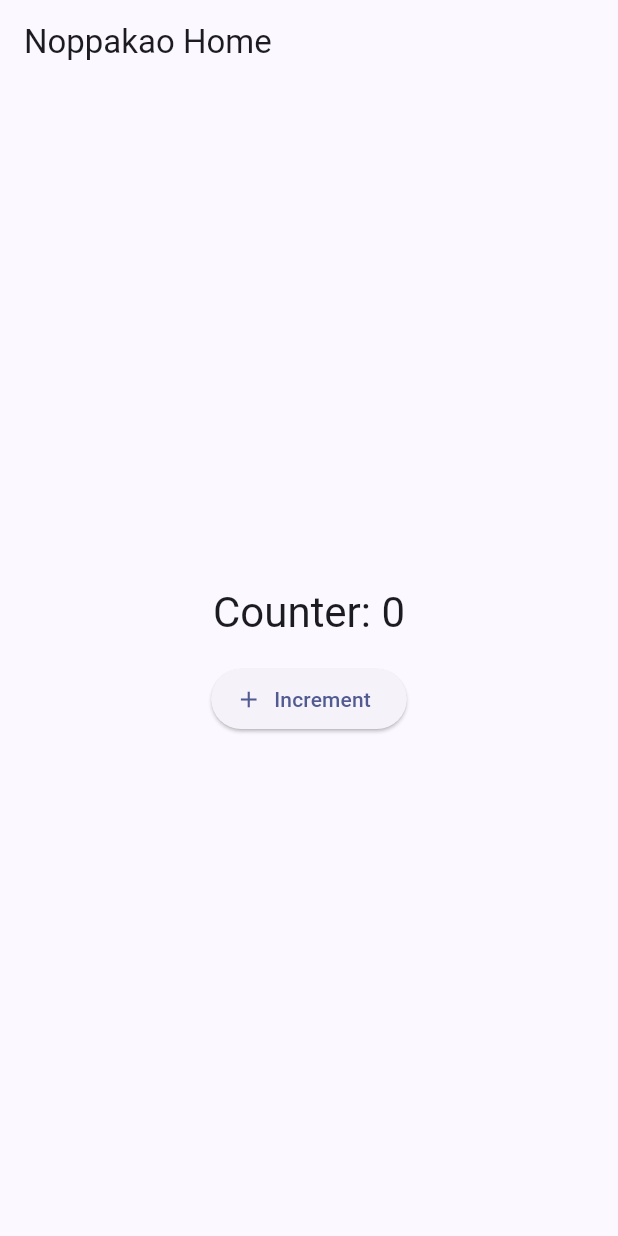
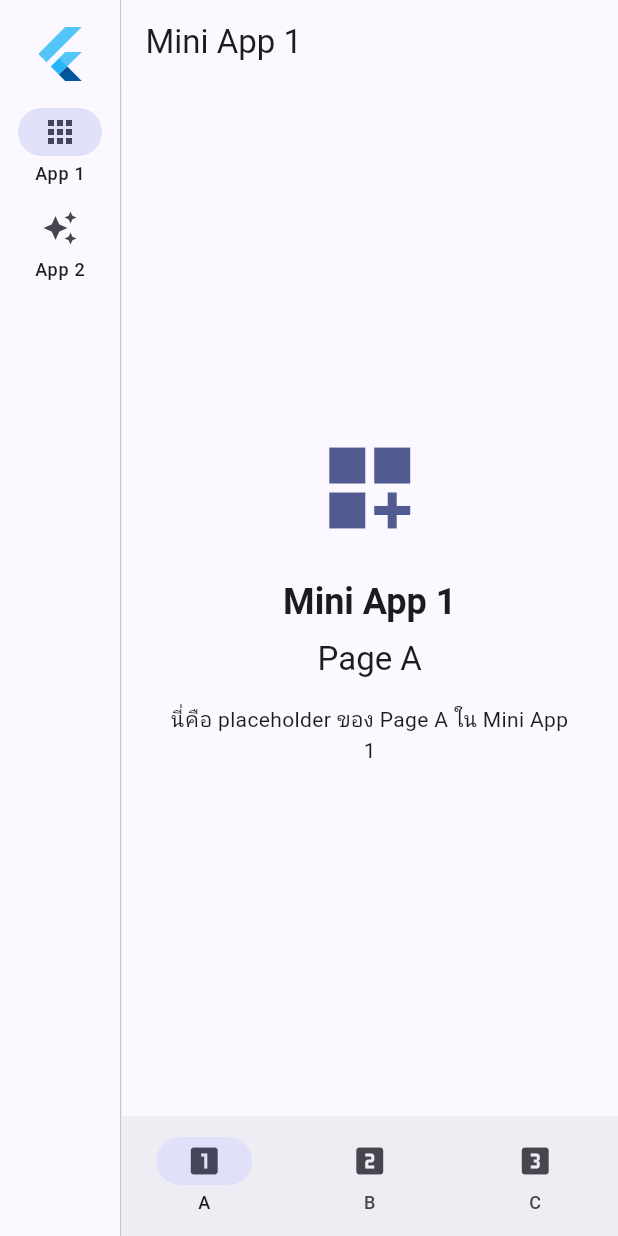
Before and after one commit to krahyor/noppakaodemoapp, a Flutter app: the screen it shows after launch, on a phone screen of 412 x 824 dp. Run offline on Flutter 3.47's test engine with Material 3 defaults, Android fonts, the phone set to English and light mode, and no system bars; our stand-ins replace flutter_riverpod, go_router.

Commit message:
✨ feat:create two app  and create side bar

```diff
--- /dev/null
+++ b/lib/app.dart
@@ -0,0 +1,23 @@
+// app.dart
+// กำหนด MaterialApp หลัก พร้อมใช้ Material 3 และ route เริ่มต้น
+
+import 'package:flutter/material.dart';
+import 'layout/sidebar_layout.dart';
+
+class RootApp extends StatelessWidget {
+  const RootApp({super.key});
+
+  @override
+  Widget build(BuildContext context) {
+    return MaterialApp(
+      title: 'Noppakao Mini Apps Demo',
+      debugShowCheckedModeBanner: false,
+      theme: ThemeData(
+        useMaterial3: true,
+        colorSchemeSeed: Colors.indigo,
+        brightness: Brightness.light,
+      ),
+      home: const SidebarLayout(),
+    );
+  }
+}
--- /dev/null
+++ b/lib/layout/sidebar_layout.dart
@@ -0,0 +1,58 @@
+// sidebar_layout.dart
+// Layout หลักที่มี Sidebar (NavigationRail) สำหรับเลือก mini app แต่ละอัน
+// แต่ละ mini app มี state แยก (เก็บด้วย IndexedStack + ตัวควบคุมภายใน)
+
+import 'package:flutter/material.dart';
+import '../mini_apps/app1/app1_shell.dart';
+import '../mini_apps/app2/app2_shell.dart';
+
+class SidebarLayout extends StatefulWidget {
+  const SidebarLayout({super.key});
+
+  @override
+  State<SidebarLayout> createState() => _SidebarLayoutState();
+}
+
+class _SidebarLayoutState extends State<SidebarLayout> {
+  int _selectedMiniApp = 0;
+
+  // แต่ละ mini app จะถูกสร้างครั้งเดียวแล้วค้างไว้ เพื่อคง state ภายใน
+  late final List<Widget> _miniAppShells = const [App1Shell(), App2Shell()];
+
+  @override
+  Widget build(BuildContext context) {
+    return Scaffold(
+      body: Row(
+        children: [
+          NavigationRail(
+            selectedIndex: _selectedMiniApp,
+            onDestinationSelected: (i) => setState(() => _selectedMiniApp = i),
+            labelType: NavigationRailLabelType.all,
+            leading: const Padding(
+              padding: EdgeInsets.all(8.0),
+              child: FlutterLogo(size: 40),
+            ),
+            destinations: const [
+              NavigationRailDestination(
+                icon: Icon(Icons.apps),
+                label: Text('App 1'),
+              ),
+              NavigationRailDestination(
+                icon: Icon(Icons.auto_awesome),
+                label: Text('App 2'),
+              ),
+            ],
+          ),
+          const VerticalDivider(width: 1),
+          // รักษา state ของแต่ละ mini app ด้วย IndexedStack
+          Expanded(
+            child: IndexedStack(
+              index: _selectedMiniApp,
+              children: _miniAppShells,
+            ),
+          ),
+        ],
+      ),
+    );
+  }
+}
--- /dev/null
+++ b/lib/mini_apps/app1/app1_shell.dart
@@ -0,0 +1,36 @@
+// app1_shell.dart
+// Shell สำหรับ Mini App 1 มี BottomNavigationBar 3 tab และ state ภายในรักษาไว้
+
+import 'package:flutter/material.dart';
+import 'pages/page_a.dart';
+import 'pages/page_b.dart';
+import 'pages/page_c.dart';
+
+class App1Shell extends StatefulWidget {
+  const App1Shell({super.key});
+
+  @override
+  State<App1Shell> createState() => _App1ShellState();
+}
+
+class _App1ShellState extends State<App1Shell> {
+  int _currentIndex = 0;
+  late final List<Widget> _tabs = const [PageA(), PageB(), PageC()];
+
+  @override
+  Widget build(BuildContext context) {
+    return Scaffold(
+      appBar: AppBar(title: const Text('Mini App 1')),
+      body: IndexedStack(index: _currentIndex, children: _tabs),
+      bottomNavigationBar: NavigationBar(
+        selectedIndex: _currentIndex,
+        onDestinationSelected: (i) => setState(() => _currentIndex = i),
+        destinations: const [
+          NavigationDestination(icon: Icon(Icons.looks_one), label: 'A'),
+          NavigationDestination(icon: Icon(Icons.looks_two), label: 'B'),
+          NavigationDestination(icon: Icon(Icons.looks_3), label: 'C'),
+        ],
+      ),
+    );
+  }
+}
--- /dev/null
+++ b/lib/mini_apps/app1/pages/page_a.dart
@@ -0,0 +1,10 @@
+// page_a.dart - Tab A ของ Mini App 1
+import 'package:flutter/material.dart';
+import '../../../shared/widgets/placeholder_content.dart';
+
+class PageA extends StatelessWidget {
+  const PageA({super.key});
+  @override
+  Widget build(BuildContext context) =>
+      const PlaceholderContent(appName: 'Mini App 1', pageName: 'Page A');
+}
--- /dev/null
+++ b/lib/shared/widgets/placeholder_content.dart
@@ -0,0 +1,43 @@
+// placeholder_content.dart
+// Widget แสดง placeholder พร้อมชื่อ mini app และชื่อหน้า
+
+import 'package:flutter/material.dart';
+
+class PlaceholderContent extends StatelessWidget {
+  final String appName;
+  final String pageName;
+  const PlaceholderContent({
+    super.key,
+    required this.appName,
+    required this.pageName,
+  });
+
+  @override
+  Widget build(BuildContext context) {
+    final scheme = Theme.of(context).colorScheme;
+    return Container(
+      alignment: Alignment.center,
+      padding: const EdgeInsets.all(32),
+      child: Column(
+        mainAxisSize: MainAxisSize.min,
+        children: [
+          Icon(Icons.dashboard_customize, size: 72, color: scheme.primary),
+          const SizedBox(height: 24),
+          Text(
+            appName,
+            style: Theme.of(
+              context,
+            ).textTheme.headlineSmall?.copyWith(fontWeight: FontWeight.bold),
+          ),
+          const SizedBox(height: 8),
+          Text(pageName, style: Theme.of(context).textTheme.titleLarge),
+          const SizedBox(height: 16),
+          Text(
+            'นี่คือ placeholder ของ $pageName ใน $appName',
+            textAlign: TextAlign.center,
+          ),
+        ],
+      ),
+    );
+  }
+}
--- a/lib/src/config/theme.dart
+++ b/lib/src/config/theme.dart
@@ -1,8 +1,9 @@
+// theme.dart
+// Centralized Theme configuration (Material 3)
 import 'package:flutter/material.dart';
 
-ThemeData buildThemeData() {
-  return ThemeData(
-    colorScheme: ColorScheme.fromSeed(seedColor: Colors.indigo),
-    useMaterial3: true,
-  );
-}
+ThemeData buildThemeData() => ThemeData(
+  useMaterial3: true,
+  colorScheme: ColorScheme.fromSeed(seedColor: Colors.indigo),
+  brightness: Brightness.light,
+);
--- a/lib/src/routing/app_router.dart
+++ b/lib/src/routing/app_router.dart
@@ -1,4 +1,3 @@
-import 'package:flutter/material.dart';
 import 'package:go_router/go_router.dart';
 import 'package:flutter_riverpod/flutter_riverpod.dart';
 import '../features/home/presentation/pages/home_page.dart';
```
Also changed, not shown: lib/main.dart (+6 -5 lines), lib/mini_apps/app1/pages/page_b.dart (added, +10 -0 lines), lib/mini_apps/app1/pages/page_c.dart (added, +10 -0 lines), lib/mini_apps/app2/app2_shell.dart (added, +36 -0 lines), lib/mini_apps/app2/pages/page_x.dart (added, +10 -0 lines), lib/mini_apps/app2/pages/page_y.dart (added, +10 -0 lines), lib/mini_apps/app2/pages/page_z.dart (added, +10 -0 lines).
